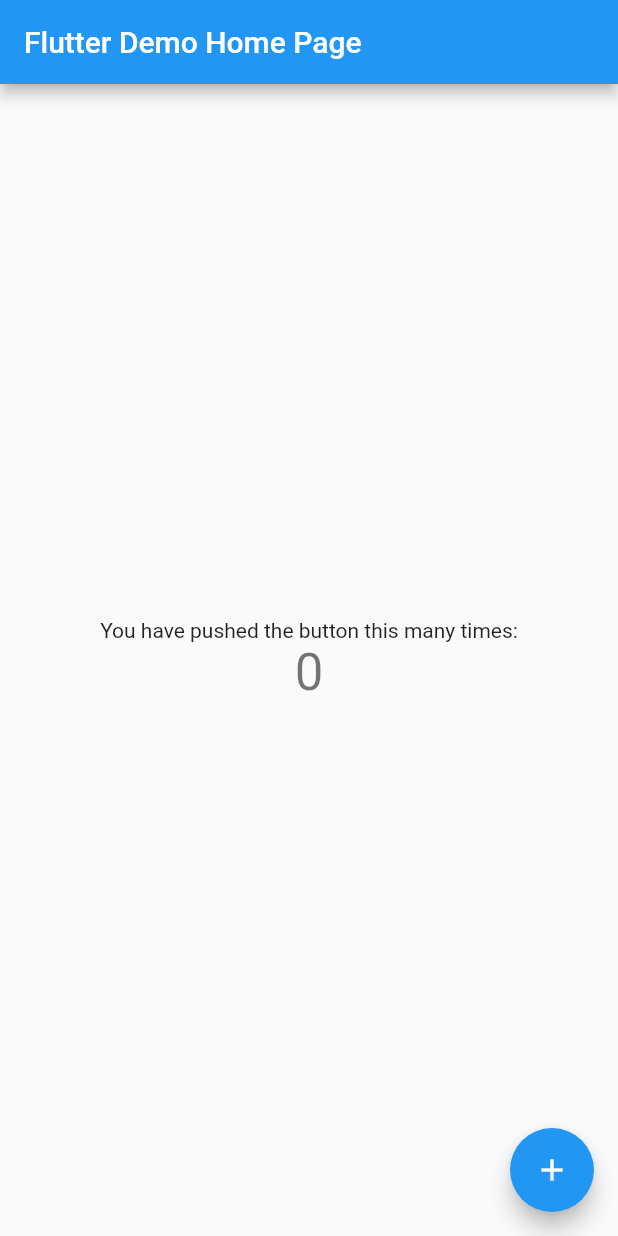
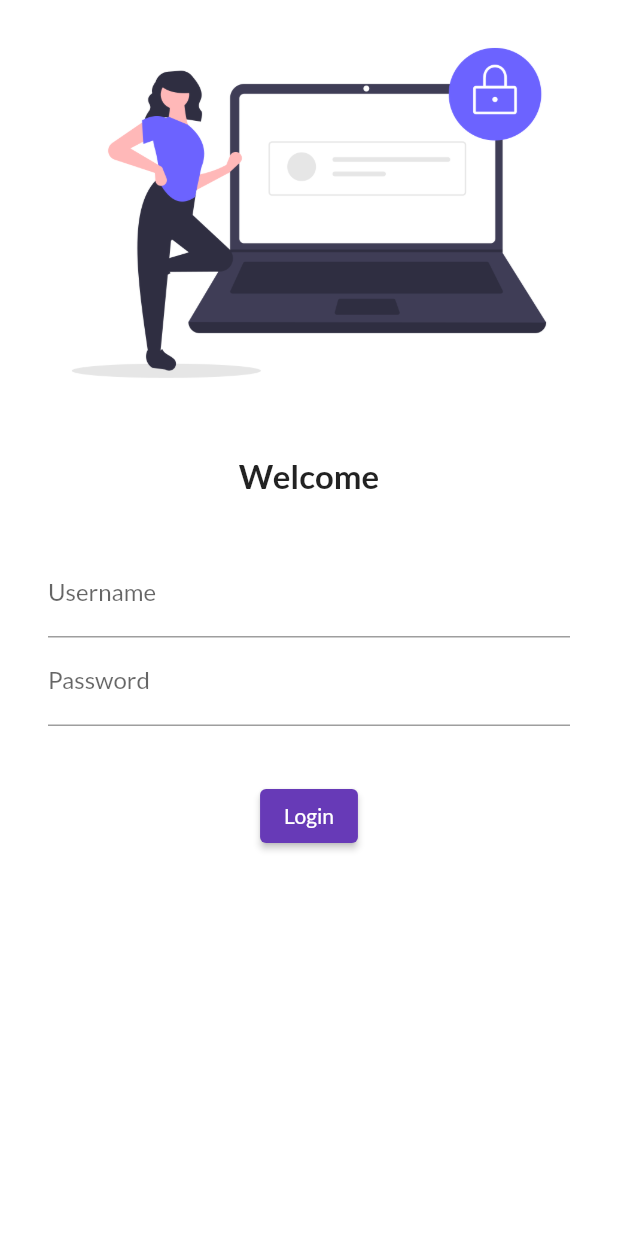
Before and after one commit to arunwebtech/flutter_catalog, a Flutter app: the screen it shows after launch, on a phone screen of 412 x 824 dp. Run offline on Flutter 3.47's test engine with Material 2 defaults, Android fonts, the phone set to English and light mode, and no system bars; our stand-ins replace google_fonts.

Commit message:
second  Commit

```diff
--- a/lib/main.dart
+++ b/lib/main.dart
@@ -1,113 +1,30 @@
 import 'package:flutter/material.dart';
+import 'package:flutter_catalog/pages/home_page.dart';
+import 'package:flutter_catalog/pages/login_page.dart';
+import 'package:google_fonts/google_fonts.dart';
 
 void main() {
   runApp(MyApp());
 }
 
 class MyApp extends StatelessWidget {
-  // This widget is the root of your application.
   @override
   Widget build(BuildContext context) {
     return MaterialApp(
-      title: 'Flutter Demo',
+      debugShowCheckedModeBanner: false,
+      // home: HomePage(),
+      themeMode: ThemeMode.light,
       theme: ThemeData(
-        // This is the theme of your application.
-        //
-        // Try running your application with "flutter run". You'll see the
-        // application has a blue toolbar. Then, without quitting the app, try
-        // changing the primarySwatch below to Colors.green and then invoke
-        // "hot reload" (press "r" in the console where you ran "flutter run",
-        // or simply save your changes to "hot reload" in a Flutter IDE).
-        // Notice that the counter didn't reset back to zero; the application
-        // is not restarted.
-        primarySwatch: Colors.blue,
+        primarySwatch: Colors.deepPurple,
+        fontFamily: GoogleFonts.lato().fontFamily,
+        primaryTextTheme: GoogleFonts.latoTextTheme()
       ),
-      home: MyHomePage(title: 'Flutter Demo Home Page'),
+      darkTheme: ThemeData(brightness: Brightness.dark),
+      initialRoute: "/home",
+      routes: {
+        "/" : (context) => LoginPage(),
+        "/login" : (context) => LoginPage(),
+      },
     );
   }
 }
-
-class MyHomePage extends StatefulWidget {
-  MyHomePage({Key? key, required this.title}) : super(key: key);
-
-  // This widget is the home page of your application. It is stateful, meaning
-  // that it has a State object (defined below) that contains fields that affect
-  // how it looks.
-
-  // This class is the configuration for the state. It holds the values (in this
-  // case the title) provided by the parent (in this case the App widget) and
-  // used by the build method of the State. Fields in a Widget subclass are
-  // always marked "final".
-
-  final String title;
-
-  @override
-  _MyHomePageState createState() => _MyHomePageState();
-}
-
-class _MyHomePageState extends State<MyHomePage> {
-  int _counter = 0;
-
-  void _incrementCounter() {
-    setState(() {
-      // This call to setState tells the Flutter framework that something has
-      // changed in this State, which causes it to rerun the build method below
-      // so that the display can reflect the updated values. If we changed
-      // _counter without calling setState(), then the build method would not be
-      // called again, and so nothing would appear to happen.
-      _counter++;
-    });
-  }
-
-  @override
-  Widget build(BuildContext context) {
-    // This method is rerun every time setState is called, for instance as done
-    // by the _incrementCounter method above.
-    //
-    // The Flutter framework has been optimized to make rerunning build methods
-    // fast, so that you can just rebuild anything that needs updating rather
-    // than having to individually change instances of widgets.
-    return Scaffold(
-      appBar: AppBar(
-        // Here we take the value from the MyHomePage object that was created by
-        // the App.build method, and use it to set our appbar title.
-        title: Text(widget.title),
-      ),
-      body: Center(
-        // Center is a layout widget. It takes a single child and positions it
-        // in the middle of the parent.
-        child: Column(
-          // Column is also a layout widget. It takes a list of children and
-          // arranges them vertically. By default, it sizes itself to fit its
-          // children horizontally, and tries to be as tall as its parent.
-          //
-          // Invoke "debug painting" (press "p" in the console, choose the
-          // "Toggle Debug Paint" action from the Flutter Inspector in Android
-          // Studio, or the "Toggle Debug Paint" command in Visual Studio Code)
-          // to see the wireframe for each widget.
-          //
-          // Column has various properties to control how it sizes itself and
-          // how it positions its children. Here we use mainAxisAlignment to
-          // center the children vertically; the main axis here is the vertical
-          // axis because Columns are vertical (the cross axis would be
-          // horizontal).
-          mainAxisAlignment: MainAxisAlignment.center,
-          children: <Widget>[
-            Text(
-              'You have pushed the button this many times:',
-            ),
-            Text(
-              '$_counter',
-              style: Theme.of(context).textTheme.headline4,
-            ),
-          ],
-        ),
-      ),
-      floatingActionButton: FloatingActionButton(
-        onPressed: _incrementCounter,
-        tooltip: 'Increment',
-        child: Icon(Icons.add),
-      ), // This trailing comma makes auto-formatting nicer for build methods.
-    );
-  }
-}
--- /dev/null
+++ b/lib/pages/home_page.dart
@@ -0,0 +1,26 @@
+import 'package:flutter/material.dart';
+
+class HomePage extends StatelessWidget {
+  const HomePage({Key? key}) : super(key: key);
+
+  @override
+  Widget build(BuildContext context) {
+    return Scaffold(
+      appBar: AppBar(
+        centerTitle: true,
+        title: Text("Catalog App"),
+      ),
+      body: Center(
+        child: Column(
+          mainAxisAlignment: MainAxisAlignment.center,
+          children: <Widget>[
+            Text(
+              'You have pushed the button this many times:',
+            ),
+          ],
+        ),
+      ),
+      drawer: Drawer(),
+    ) ;
+  }
+}
--- /dev/null
+++ b/lib/pages/login_page.dart
@@ -0,0 +1,55 @@
+import 'package:flutter/material.dart';
+
+class LoginPage extends StatelessWidget {
+  const LoginPage({Key? key}) : super(key: key);
+
+  @override
+  Widget build(BuildContext context) {
+    return Material(
+        color: Colors.white,
+        child: Column(
+          children: <Widget>[
+            Image.asset(
+              "assets/images/login_img.png",
+              fit: BoxFit.cover,
+            ),
+            SizedBox(
+              height: 20,
+            ),
+            Text(
+              'Welcome',
+              style: TextStyle(fontSize: 22, fontWeight: FontWeight.bold),
+            ),
+            SizedBox(
+              height: 20,
+            ),
+            Padding(
+              padding: const EdgeInsets.symmetric(vertical: 16, horizontal: 32),
+              child: Column(
+                children: [
+                  TextFormField(
+                    decoration: InputDecoration(
+                        hintText: 'Enter UserName', labelText: 'Username'),
+                  ),
+                  TextFormField(
+                    obscureText: true,
+                    decoration: InputDecoration(
+                        hintText: 'Enter Password', labelText: 'Password'),
+                  ),
+                ],
+              ),
+            ),
+            SizedBox(
+              height: 20,
+            ),
+            ElevatedButton(
+                onPressed: () {
+                  print("Hi CODE");
+                },
+                child: Text('Login'),
+              style: TextButton.styleFrom()
+            ),
+          ],
+        ));
+  }
+}
--- a/pubspec.yaml
+++ b/pubspec.yaml
@@ -28,6 +28,7 @@ dependencies:
   # The following adds the Cupertino Icons font to your application.
   # Use with the CupertinoIcons class for iOS style icons.
   cupertino_icons: ^1.0.2
+  google_fonts: ^2.1.0
 
 dev_dependencies:
   flutter_test:
@@ -45,8 +46,8 @@ flutter:
   uses-material-design: true
 
   # To add assets to your application, add an assets section, like this:
-  # assets:
-  #   - images/a_dot_burr.jpeg
+  assets:
+    - assets/images/
   #   - images/a_dot_ham.jpeg
 
   # An image asset can refer to one or more resolution-specific "variants", see
```
Also changed, not shown: assets/images/login_img.png (added), pubspec.lock.
